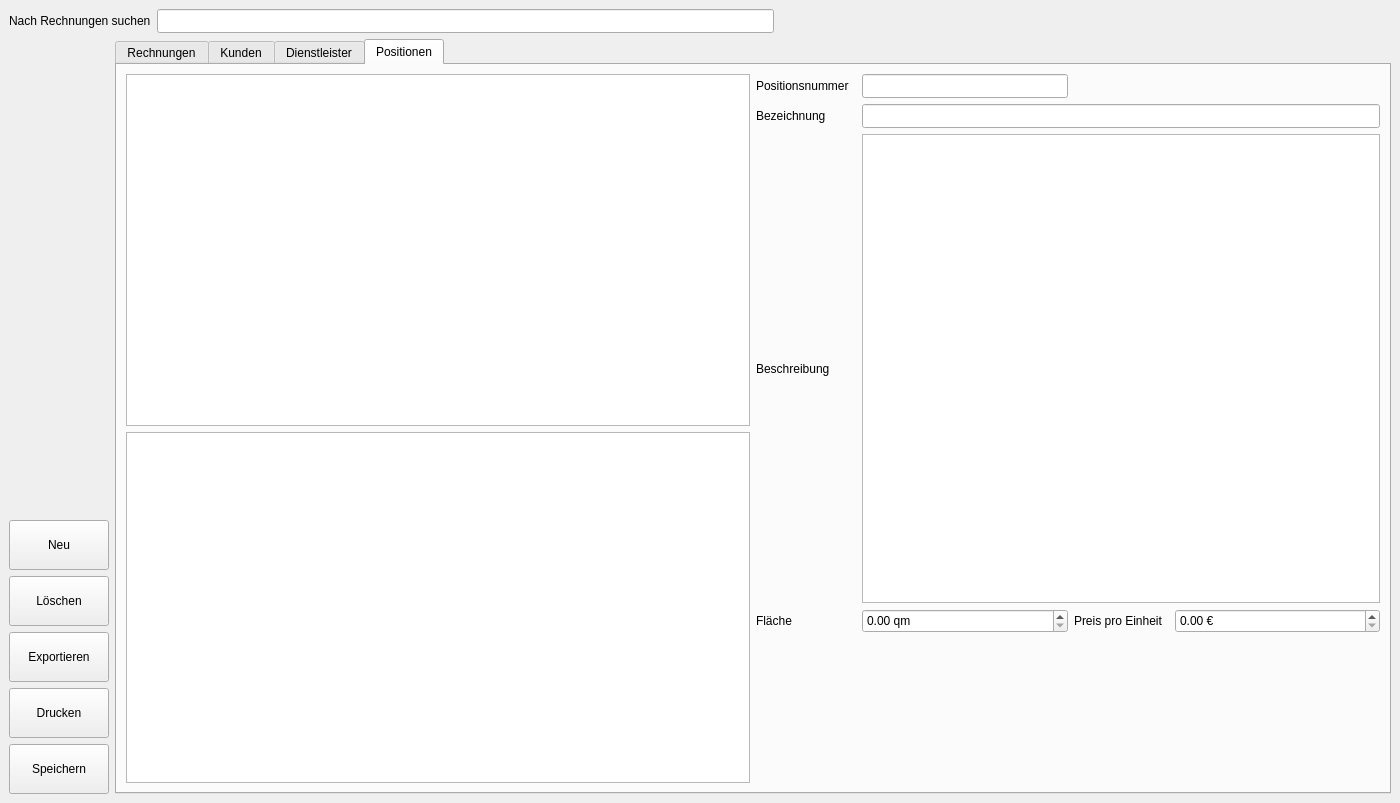
Old version of the form Qt/main.ui in the repository SIMKCN/LF11-Projekt.
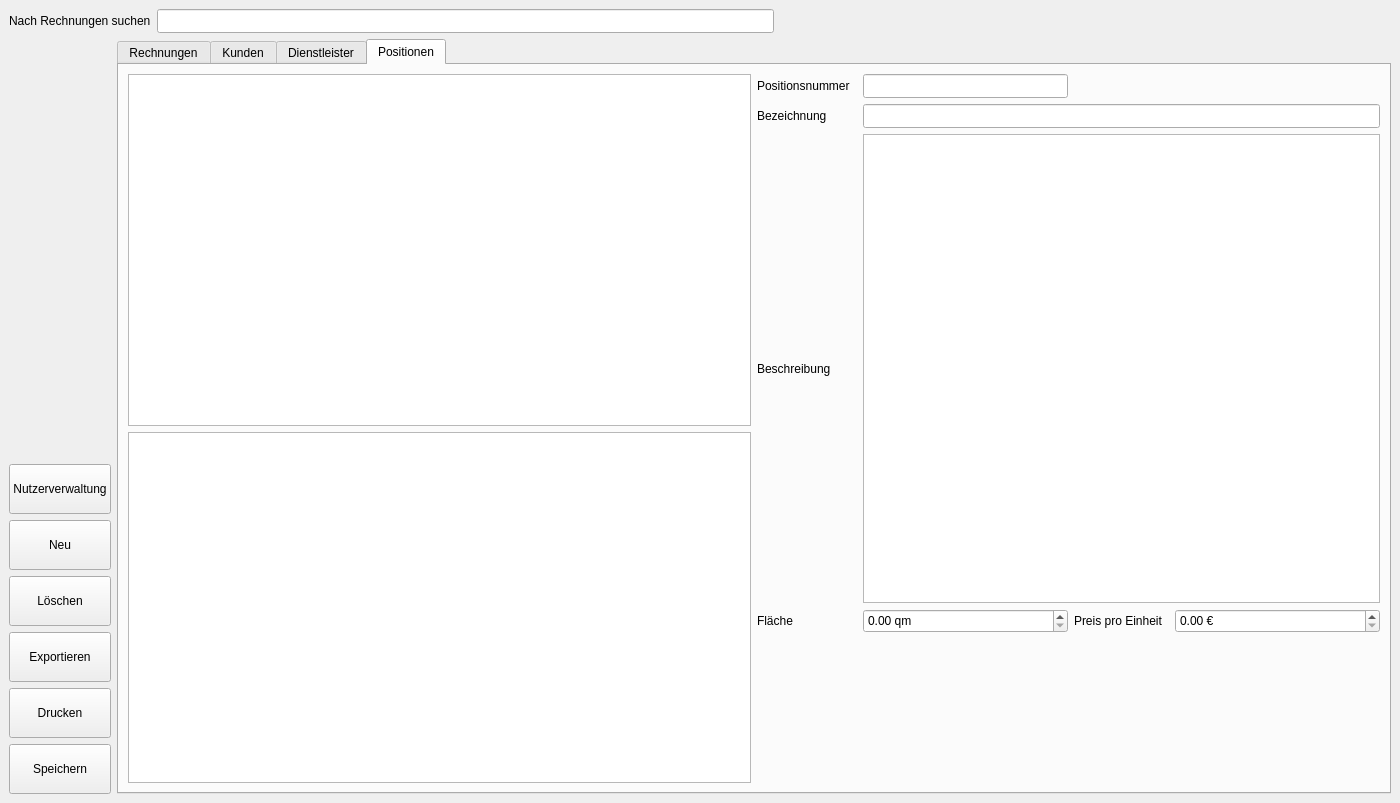
New version of the form. Icons and pictures are not drawn.

The edit to the form file:
```diff
--- a/Qt/main.ui
+++ b/Qt/main.ui
@@ -76,6 +76,25 @@
           </property>
          </spacer>
         </item>
+        <item>
+         <widget class="QPushButton" name="btn_nutzer_verwalten">
+          <property name="sizePolicy">
+           <sizepolicy hsizetype="Minimum" vsizetype="Fixed">
+            <horstretch>0</horstretch>
+            <verstretch>0</verstretch>
+           </sizepolicy>
+          </property>
+          <property name="minimumSize">
+           <size>
+            <width>100</width>
+            <height>50</height>
+           </size>
+          </property>
+          <property name="text">
+           <string>Nutzerverwaltung</string>
+          </property>
+         </widget>
+        </item>
         <item>
          <widget class="QPushButton" name="btn_eintrag_hinzufuegen">
           <property name="minimumSize">
```
